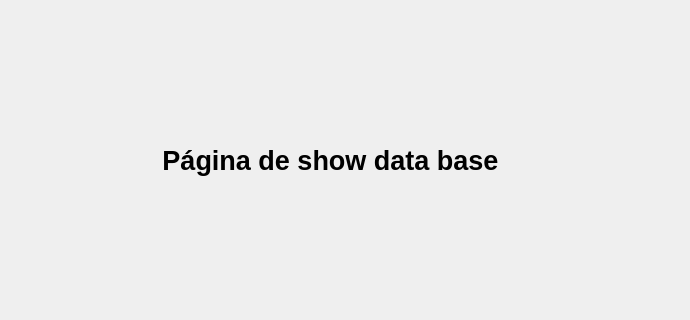
This is AlloyIdentifier/showdatabase.ui in CarlaCosenza/AlloyIdentifier as Qt 5 draws it before an edit; both pictures show x 110 to 800 and y 115 to 435 of the 800 by 600 pixel window. The edited form follows.
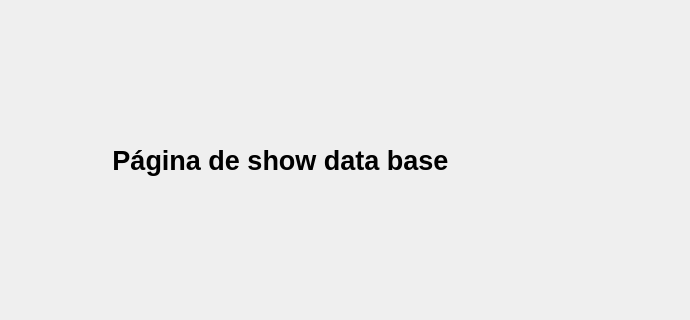
This is the edited form.

Patch:
```diff
--- a/AlloyIdentifier/showdatabase.ui
+++ b/AlloyIdentifier/showdatabase.ui
@@ -16,7 +16,7 @@
   <widget class="QLabel" name="label">
    <property name="geometry">
     <rect>
-     <x>240</x>
+     <x>190</x>
      <y>230</y>
      <width>401</width>
      <height>91</height>
```
